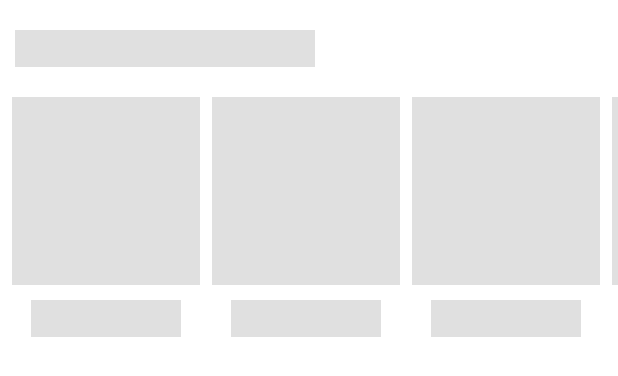
After one commit to abbasshah17/tmdb, an Android app: the layout shimmer_carousel.xml on its own in the app's theme, with its tools: preview values and no code run, on a phone screen of 412 x 824 dp. The commit adds this screen. Shown: the top 376 px of the screen. Run offline under Robolectric (Android 15) with nearby library versions, the phone set to English and light mode, and no system bars.

Commit message:
Shimmer added for Carousel.

```diff
--- a/app/build.gradle
+++ b/app/build.gradle
@@ -46,6 +46,8 @@ dependencies {
     implementation 'androidx.navigation:navigation-fragment-ktx:2.3.5'
     implementation 'androidx.navigation:navigation-ui-ktx:2.3.5'
 
+    implementation 'com.facebook.shimmer:shimmer:0.5.0'
+
     implementation "com.google.dagger:hilt-android:2.38.1"
     kapt "com.google.dagger:hilt-compiler:2.38.1"
 
--- /dev/null
+++ b/app/src/main/res/layout/shimmer_carousel.xml
@@ -0,0 +1,79 @@
+<?xml version="1.0" encoding="utf-8"?>
+<androidx.constraintlayout.widget.ConstraintLayout
+    xmlns:android="http://schemas.android.com/apk/res/android"
+    xmlns:app="http://schemas.android.com/apk/res-auto"
+
+    android:layout_width="match_parent"
+    android:layout_height="wrap_content"
+
+    android:paddingVertical="20dp"
+    >
+
+    <TextView
+        android:id="@+id/shimmer_carousel_name"
+
+        android:layout_width="200dp"
+        android:layout_height="wrap_content"
+
+        android:layout_marginHorizontal="10dp"
+
+        android:textSize="@dimen/carouselTitleTextSize"
+
+        android:background="@color/shimmer_placeholder_color"
+        android:backgroundTint="@color/shimmer_placeholder_color"
+
+        app:layout_constraintTop_toTopOf="parent"
+        app:layout_constraintBottom_toTopOf="@id/carousel"
+
+        app:layout_constraintStart_toStartOf="parent"
+        />
+
+    <LinearLayout
+        android:id="@+id/carousel"
+
+        android:layout_width="match_parent"
+        android:layout_height="wrap_content"
+
+        android:orientation="horizontal"
+
+        app:layout_constraintTop_toBottomOf="@id/shimmer_carousel_name"
+        app:layout_constraintBottom_toBottomOf="parent"
+        >
+
+        <include
+            layout="@layout/shimmer_carousel_item"
+            />
+
+        <include
+            layout="@layout/shimmer_carousel_item"
+            />
+
+        <include
+            layout="@layout/shimmer_carousel_item"
+            />
+
+        <include
+            layout="@layout/shimmer_carousel_item"
+            />
+
+        <include
+            layout="@layout/shimmer_carousel_item"
+            />
+
+        <include
+            layout="@layout/shimmer_carousel_item"
+            />
+
+        <include
+            layout="@layout/shimmer_carousel_item"
+            />
+
+        <include
+            layout="@layout/shimmer_carousel_item"
+            />
+
+        <include
+            layout="@layout/shimmer_carousel_item"
+            />
+    </LinearLayout>
+</androidx.constraintlayout.widget.ConstraintLayout>
--- /dev/null
+++ b/app/src/main/res/layout/shimmer_carousel_item.xml
@@ -0,0 +1,44 @@
+<?xml version="1.0" encoding="utf-8"?>
+<androidx.constraintlayout.widget.ConstraintLayout
+    xmlns:android="http://schemas.android.com/apk/res/android"
+    xmlns:app="http://schemas.android.com/apk/res-auto"
+
+    android:layout_width="wrap_content"
+    android:layout_height="wrap_content"
+
+    android:paddingVertical="20dp">
+
+    <ImageView
+        android:id="@+id/shimmerCarouselItemImage"
+
+        android:layout_width="@dimen/carouselItemImageWidth"
+        android:layout_height="@dimen/carouselItemImageHeight"
+
+        android:layout_marginHorizontal="8dp"
+
+        android:background="@color/shimmer_placeholder_color"
+        android:backgroundTint="@color/shimmer_placeholder_color"
+
+        app:layout_constraintStart_toStartOf="parent"
+        app:layout_constraintTop_toTopOf="parent"
+        />
+
+    <TextView
+        android:id="@+id/shimmerCarouselItemName"
+
+        android:layout_width="100dp"
+        android:layout_height="wrap_content"
+
+        android:textSize="@dimen/carouselTitleTextSize"
+
+        android:layout_marginTop="10dp"
+
+        android:background="@color/shimmer_placeholder_color"
+        android:backgroundTint="@color/shimmer_placeholder_color"
+
+        app:layout_constraintTop_toBottomOf="@id/shimmerCarouselItemImage"
+
+        app:layout_constraintStart_toStartOf="@id/shimmerCarouselItemImage"
+        app:layout_constraintEnd_toEndOf="@id/shimmerCarouselItemImage"
+        />
+</androidx.constraintlayout.widget.ConstraintLayout>
--- a/app/src/main/res/values/colors.xml
+++ b/app/src/main/res/values/colors.xml
@@ -12,4 +12,6 @@
     <color name="silver">#C0C0C0</color>
     <color name="vanilla">#F3E5AB</color>
     <color name="pearl">#E2DFD2</color>
+
+    <color name="shimmer_placeholder_color">#e0e0e0</color>
 </resources>
--- a/app/src/main/res/values/dimens.xml
+++ b/app/src/main/res/values/dimens.xml
@@ -3,5 +3,10 @@
     <dimen name="contentSearchPadding">15dp</dimen>
     <dimen name="borderStrokeWidth">2dp</dimen>
 
+    <dimen name="carouselTitleTextSize">18sp</dimen>
+
+    <dimen name="carouselItemImageWidth">125dp</dimen>
+    <dimen name="carouselItemImageHeight">125dp</dimen>
+
     <integer name="animationDuration">250</integer>
 </resources>
```
Also changed, not shown: app/src/main/res/layout/search_content_layout.xml (+20 -0 lines), app/src/main/res/layout/shimmer_carousels.xml (added, +54 -0 lines).
